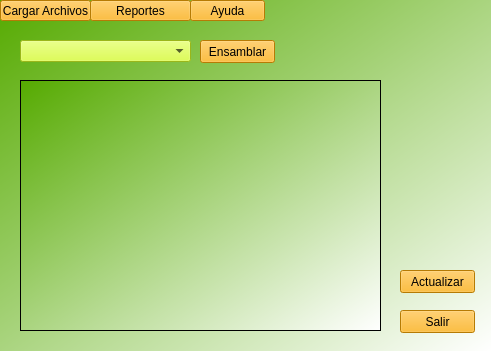
This is PROYECTO2/GUI/mainWin.ui in Gerson7w7/IPC2_Proyecto2_202000166 as Qt 5 draws it before an edit. The edited form follows.
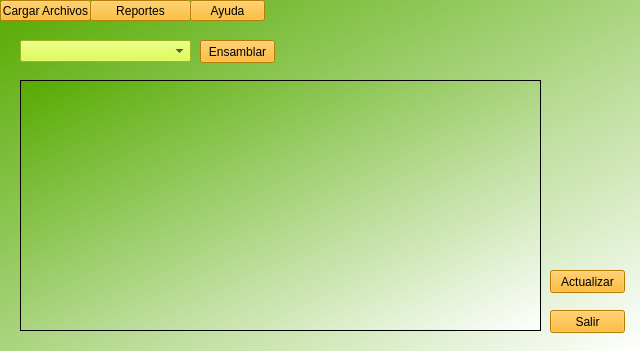
This is the edited form.

Diff of the .ui file:
```diff
--- a/PROYECTO2/GUI/mainWin.ui
+++ b/PROYECTO2/GUI/mainWin.ui
@@ -6,7 +6,7 @@
    <rect>
     <x>0</x>
     <y>0</y>
-    <width>491</width>
+    <width>640</width>
     <height>351</height>
    </rect>
   </property>
@@ -68,7 +68,7 @@
    <widget class="QPushButton" name="botonSalir">
     <property name="geometry">
      <rect>
-      <x>400</x>
+      <x>550</x>
       <y>310</y>
       <width>75</width>
       <height>23</height>
@@ -99,10 +99,13 @@
      <rect>
       <x>20</x>
       <y>80</y>
-      <width>361</width>
+      <width>521</width>
       <height>251</height>
      </rect>
     </property>
+    <property name="layoutDirection">
+     <enum>Qt::LeftToRight</enum>
+    </property>
    </widget>
    <widget class="QPushButton" name="botonEnsamblar">
     <property name="geometry">
@@ -123,7 +126,7 @@
    <widget class="QPushButton" name="botonActualizar">
     <property name="geometry">
      <rect>
-      <x>400</x>
+      <x>550</x>
       <y>270</y>
       <width>75</width>
       <height>23</height>
```
